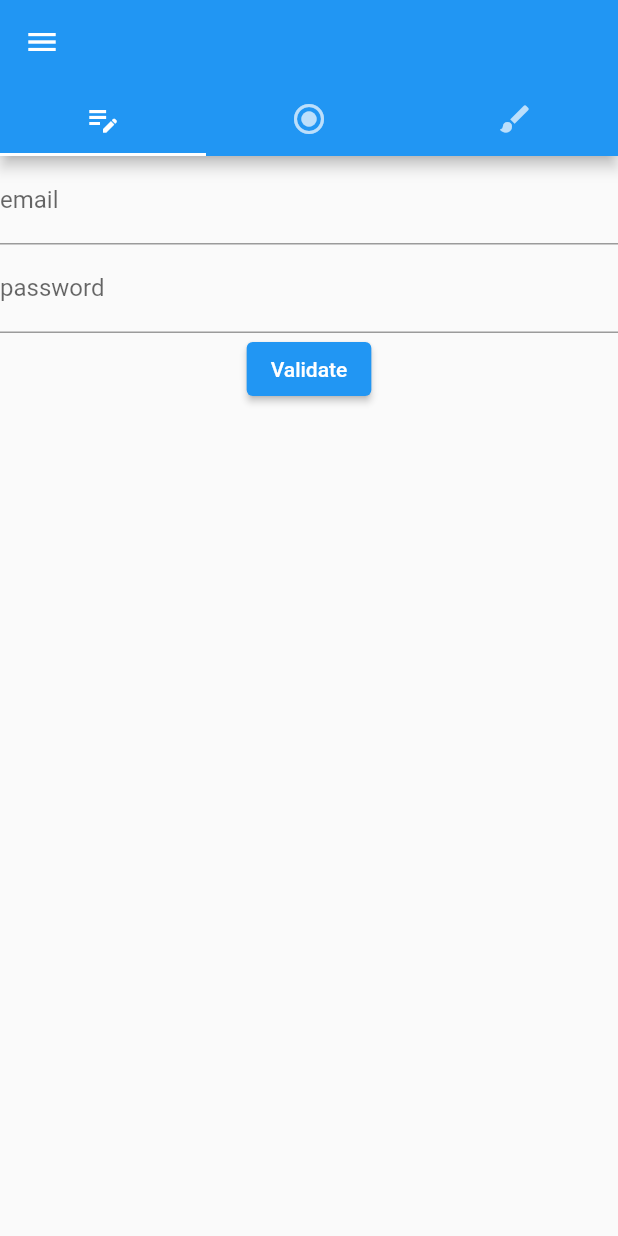
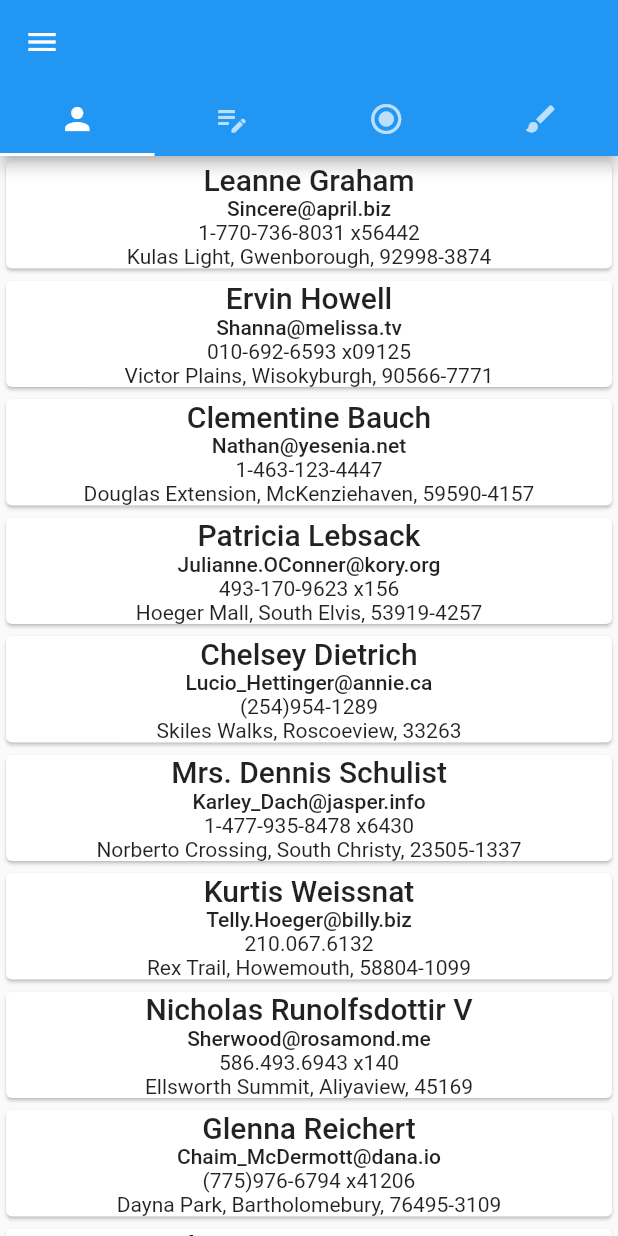
Before and after one commit to Julien-Deudon/flutter_course, a Flutter app: the screen it shows after launch, on a phone screen of 412 x 824 dp. Run offline on Flutter 3.47's test engine with Material 2 defaults, Android fonts, the phone set to English and light mode, and no system bars.

Commit message:
feat(navigation): init exercice

```diff
--- /dev/null
+++ b/assets/json/users.json
@@ -0,0 +1,232 @@
+[
+  {
+    "id": 1,
+    "name": "Leanne Graham",
+    "username": "Bret",
+    "email": "Sincere@april.biz",
+    "address": {
+      "street": "Kulas Light",
+      "suite": "Apt. 556",
+      "city": "Gwenborough",
+      "zipcode": "92998-3874",
+      "geo": {
+        "lat": "-37.3159",
+        "lng": "81.1496"
+      }
+    },
+    "phone": "1-770-736-8031 x56442",
+    "website": "hildegard.org",
+    "company": {
+      "name": "Romaguera-Crona",
+      "catchPhrase": "Multi-layered client-server neural-net",
+      "bs": "harness real-time e-markets"
+    }
+  },
+  {
+    "id": 2,
+    "name": "Ervin Howell",
+    "username": "Antonette",
+    "email": "Shanna@melissa.tv",
+    "address": {
+      "street": "Victor Plains",
+      "suite": "Suite 879",
+      "city": "Wisokyburgh",
+      "zipcode": "90566-7771",
+      "geo": {
+        "lat": "-43.9509",
+        "lng": "-34.4618"
+      }
+    },
+    "phone": "010-692-6593 x09125",
+    "website": "anastasia.net",
+    "company": {
+      "name": "Deckow-Crist",
+      "catchPhrase": "Proactive didactic contingency",
+      "bs": "synergize scalable supply-chains"
+    }
+  },
+  {
+    "id": 3,
+    "name": "Clementine Bauch",
+    "username": "Samantha",
+    "email": "Nathan@yesenia.net",
+    "address": {
+      "street": "Douglas Extension",
+      "suite": "Suite 847",
+      "city": "McKenziehaven",
+      "zipcode": "59590-4157",
+      "geo": {
+        "lat": "-68.6102",
+        "lng": "-47.0653"
+      }
+    },
+    "phone": "1-463-123-4447",
+    "website": "ramiro.info",
+    "company": {
+      "name": "Romaguera-Jacobson",
+      "catchPhrase": "Face to face bifurcated interface",
+      "bs": "e-enable strategic applications"
+    }
+  },
+  {
+    "id": 4,
+    "name": "Patricia Lebsack",
+    "username": "Karianne",
+    "email": "Julianne.OConner@kory.org",
+    "address": {
+      "street": "Hoeger Mall",
+      "suite": "Apt. 692",
+      "city": "South Elvis",
+      "zipcode": "53919-4257",
+      "geo": {
+        "lat": "29.4572",
+        "lng": "-164.2990"
+      }
+    },
+    "phone": "493-170-9623 x156",
+    "website": "kale.biz",
+    "company": {
+      "name": "Robel-Corkery",
+      "catchPhrase": "Multi-tiered zero tolerance productivity",
+      "bs": "transition cutting-edge web services"
+    }
+  },
+  {
+    "id": 5,
+    "name": "Chelsey Dietrich",
+    "username": "Kamren",
+    "email": "Lucio_Hettinger@annie.ca",
+    "address": {
+      "street": "Skiles Walks",
+      "suite": "Suite 351",
+      "city": "Roscoeview",
+      "zipcode": "33263",
+      "geo": {
+        "lat": "-31.8129",
+        "lng": "62.5342"
+      }
+    },
+    "phone": "(254)954-1289",
+    "website": "demarco.info",
+    "company": {
+      "name": "Keebler LLC",
+      "catchPhrase": "User-centric fault-tolerant solution",
+      "bs": "revolutionize end-to-end systems"
+    }
+  },
+  {
+    "id": 6,
+    "name": "Mrs. Dennis Schulist",
+    "username": "Leopoldo_Corkery",
+    "email": "Karley_Dach@jasper.info",
+    "address": {
+      "street": "Norberto Crossing",
+      "suite": "Apt. 950",
+      "city": "South Christy",
+      "zipcode": "23505-1337",
+      "geo": {
+        "lat": "-71.4197",
+        "lng": "71.7478"
+      }
+    },
+    "phone": "1-477-935-8478 x6430",
+    "website": "ola.org",
+    "company": {
+      "name": "Considine-Lockman",
+      "catchPhrase": "Synchronised bottom-line interface",
+      "bs": "e-enable innovative applications"
+    }
+  },
+  {
+    "id": 7,
+    "name": "Kurtis Weissnat",
+    "username": "Elwyn.Skiles",
+    "email": "Telly.Hoeger@billy.biz",
+    "address": {
+      "street": "Rex Trail",
+      "suite": "Suite 280",
+      "city": "Howemouth",
+      "zipcode": "58804-1099",
+      "geo": {
+        "lat": "24.8918",
+        "lng": "21.8984"
+      }
+    },
+    "phone": "210.067.6132",
+    "website": "elvis.io",
+    "company": {
+      "name": "Johns Group",
+      "catchPhrase": "Configurable multimedia task-force",
+      "bs": "generate enterprise e-tailers"
+    }
+  },
+  {
+    "id": 8,
+    "name": "Nicholas Runolfsdottir V",
+    "username": "Maxime_Nienow",
+    "email": "Sherwood@rosamond.me",
+    "address": {
+      "street": "Ellsworth Summit",
+      "suite": "Suite 729",
+      "city": "Aliyaview",
+      "zipcode": "45169",
+      "geo": {
+        "lat": "-14.3990",
+        "lng": "-120.7677"
+      }
+    },
+    "phone": "586.493.6943 x140",
+    "website": "jacynthe.com",
+    "company": {
+      "name": "Abernathy Group",
+      "catchPhrase": "Implemented secondary concept",
+      "bs": "e-enable extensible e-tailers"
+    }
+  },
+  {
+    "id": 9,
+    "name": "Glenna Reichert",
+    "username": "Delphine",
+    "email": "Chaim_McDermott@dana.io",
+    "address": {
+      "street": "Dayna Park",
+      "suite": "Suite 449",
+      "city": "Bartholomebury",
+      "zipcode": "76495-3109",
+      "geo": {
+        "lat": "24.6463",
+        "lng": "-168.8889"
+      }
+    },
+    "phone": "(775)976-6794 x41206",
+    "website": "conrad.com",
+    "company": {
+      "name": "Yost and Sons",
+      "catchPhrase": "Switchable contextually-based project",
+      "bs": "aggregate real-time technologies"
+    }
+  },
+  {
+    "id": 10,
+    "name": "Clementina DuBuque",
+    "username": "Moriah.Stanton",
+    "email": "Rey.Padberg@karina.biz",
+    "address": {
+      "street": "Kattie Turnpike",
+      "suite": "Suite 198",
+      "city": "Lebsackbury",
+      "zipcode": "31428-2261",
+      "geo": {
+        "lat": "-38.2386",
+        "lng": "57.2232"
+      }
+    },
+    "phone": "024-648-3804",
+    "website": "ambrose.net",
+    "company": {
+      "name": "Hoeger LLC",
+      "catchPhrase": "Centralized empowering task-force",
+      "bs": "target end-to-end models"
+    }
+  }
+]
--- /dev/null
+++ b/lib/core/models/user_model.dart
@@ -0,0 +1,131 @@
+// To parse this JSON data, do
+//
+//     final user = userFromJson(jsonString);
+
+import 'dart:convert';
+
+List<User> userFromJson(String str) =>
+    List<User>.from(json.decode(str).map((x) => User.fromJson(x)));
+
+String userToJson(List<User> data) =>
+    json.encode(List<dynamic>.from(data.map((x) => x.toJson())));
+
+class User {
+  User({
+    this.id,
+    this.name,
+    this.username,
+    this.email,
+    this.address,
+    this.phone,
+    this.website,
+    this.company,
+  });
+
+  int? id;
+  String? name;
+  String? username;
+  String? email;
+  Address? address;
+  String? phone;
+  String? website;
+  Company? company;
+
+  factory User.fromJson(Map<String, dynamic> json) => User(
+        id: json["id"],
+        name: json["name"],
+        username: json["username"],
+        email: json["email"],
+        address: Address.fromJson(json["address"]),
+        phone: json["phone"],
+        website: json["website"],
+        company: Company.fromJson(json["company"]),
+      );
+
+  Map<String, dynamic> toJson() => {
+        "id": id,
+        "name": name,
+        "username": username,
+        "email": email,
+        "address": address?.toJson(),
+        "phone": phone,
+        "website": website,
+        "company": company?.toJson(),
+      };
+}
+
+class Address {
+  Address({
+    this.street,
+    this.suite,
+    this.city,
+    this.zipcode,
+    this.geo,
+  });
+
+  String? street;
+  String? suite;
+  String? city;
+  String? zipcode;
+  Geo? geo;
+
+  factory Address.fromJson(Map<String, dynamic> json) => Address(
+        street: json["street"],
+        suite: json["suite"],
+        city: json["city"],
+        zipcode: json["zipcode"],
+        geo: Geo.fromJson(json["geo"]),
+      );
+
+  Map<String, dynamic> toJson() => {
+        "street": street,
+        "suite": suite,
+        "city": city,
+        "zipcode": zipcode,
+        "geo": geo?.toJson(),
+      };
+}
+
+class Geo {
+  Geo({
+    this.lat,
+    this.lng,
+  });
+
+  String? lat;
+  String? lng;
+
+  factory Geo.fromJson(Map<String, dynamic> json) => Geo(
+        lat: json["lat"],
+        lng: json["lng"],
+      );
+
+  Map<String, dynamic> toJson() => {
+        "lat": lat,
+        "lng": lng,
+      };
+}
+
+class Company {
+  Company({
+    this.name,
+    this.catchPhrase,
+    this.bs,
+  });
+
+  String? name;
+  String? catchPhrase;
+  String? bs;
+
+  factory Company.fromJson(Map<String, dynamic> json) => Company(
+        name: json["name"],
+        catchPhrase: json["catchPhrase"],
+        bs: json["bs"],
+      );
+
+  Map<String, dynamic> toJson() => {
+        "name": name,
+        "catchPhrase": catchPhrase,
+        "bs": bs,
+      };
+}
--- /dev/null
+++ b/lib/core/service/users_service.dart
@@ -0,0 +1,10 @@
+import 'package:flutter/services.dart';
+import 'package:flutter_intro/core/models/user_model.dart';
+
+class UserService {
+  static Future<List<User>> getUsers() async {
+    final String response =
+        await rootBundle.loadString('assets/json/users.json');
+    return userFromJson(response);
+  }
+}
--- a/lib/modules/dashboard/dashboard_page.dart
+++ b/lib/modules/dashboard/dashboard_page.dart
@@ -2,11 +2,13 @@ import 'package:flutter/material.dart';
 import 'package:flutter_intro/modules/flex_practice/flex_practice_page.dart';
 import 'package:flutter_intro/modules/form_practice/form_practice_page.dart';
 import 'package:flutter_intro/modules/stateful_practice/stateful_practice_page.dart';
+import 'package:flutter_intro/modules/users_practice/users_practice_page.dart';
 
 class DashboardPage extends StatelessWidget {
   DashboardPage({Key? key}) : super(key: key);
 
   final Map<IconData, Widget> features = {
+    Icons.person: const UsersPracticePage(),
     Icons.edit_note: const FormPracticePage(),
     Icons.radio_button_checked: const StatefulPractice(),
     Icons.brush: const FlexPracticePage(),
--- /dev/null
+++ b/lib/modules/users_practice/users_practice_page.dart
@@ -0,0 +1,51 @@
+import 'package:flutter/material.dart';
+import 'package:flutter_intro/core/models/user_model.dart';
+import 'package:flutter_intro/core/service/users_service.dart';
+
+class UsersPracticePage extends StatelessWidget {
+  const UsersPracticePage({Key? key}) : super(key: key);
+
+  @override
+  Widget build(BuildContext context) {
+    return FutureBuilder(
+      future: UserService.getUsers(),
+      builder: (context, snapshot) {
+        if (snapshot.hasData &&
+            snapshot.connectionState == ConnectionState.done) {
+          return ListView(
+            children: (snapshot.data as List<User>)
+                .map((user) => InkWell(
+                      onTap: () {
+                        print(
+                          'You need to redirect to user detail and pass User as argument',
+                        );
+                      },
+                      child: Card(
+                        child: Column(
+                          children: [
+                            Text(
+                              '${user.name}',
+                              style: Theme.of(context).textTheme.headline6,
+                            ),
+                            Text(
+                              '${user.email}',
+                              style: Theme.of(context).textTheme.bodyText1,
+                            ),
+                            Text('${user.phone}'),
+                            Text(
+                              '${user.address?.street}, ${user.address?.city}, ${user.address?.zipcode}',
+                            )
+                          ],
+                        ),
+                      ),
+                    ))
+                .toList(),
+          );
+        }
+        return const Center(
+          child: CircularProgressIndicator.adaptive(),
+        );
+      },
+    );
+  }
+}
--- a/pubspec.yaml
+++ b/pubspec.yaml
@@ -57,10 +57,8 @@ flutter:
   # the material Icons class.
   uses-material-design: true
 
-  # To add assets to your application, add an assets section, like this:
-  # assets:
-  #   - images/a_dot_burr.jpeg
-  #   - images/a_dot_ham.jpeg
+  assets:
+    - assets/json/users.json
 
   # An image asset can refer to one or more resolution-specific "variants", see
   # https://flutter.dev/assets-and-images/#resolution-aware.
```
